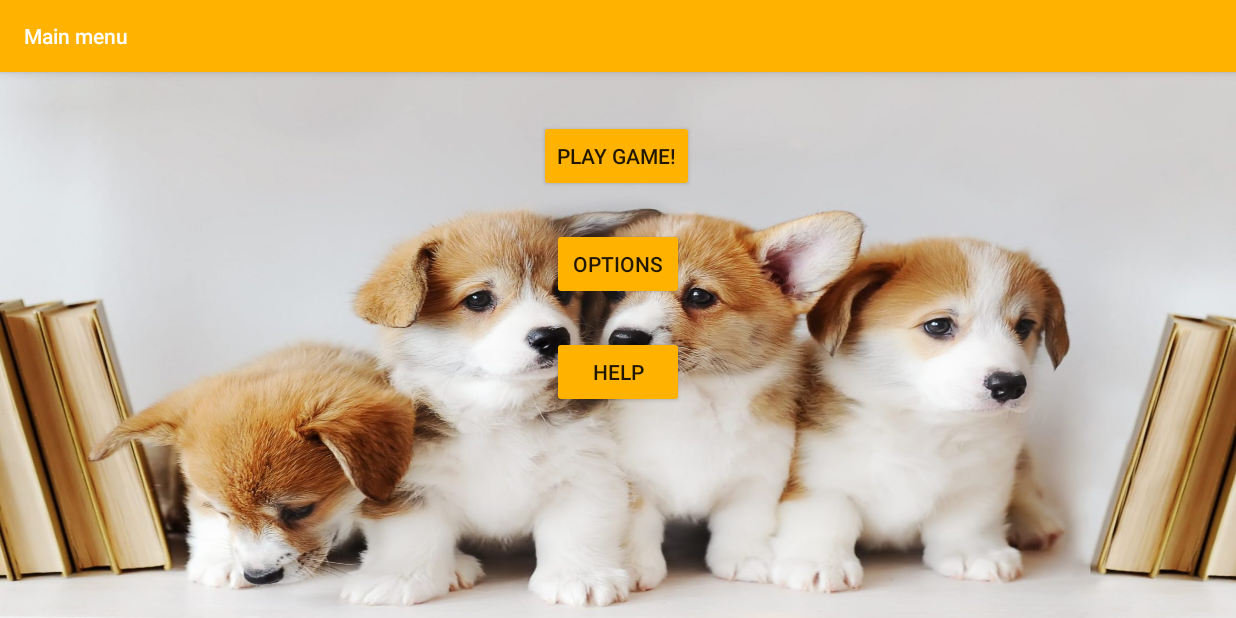
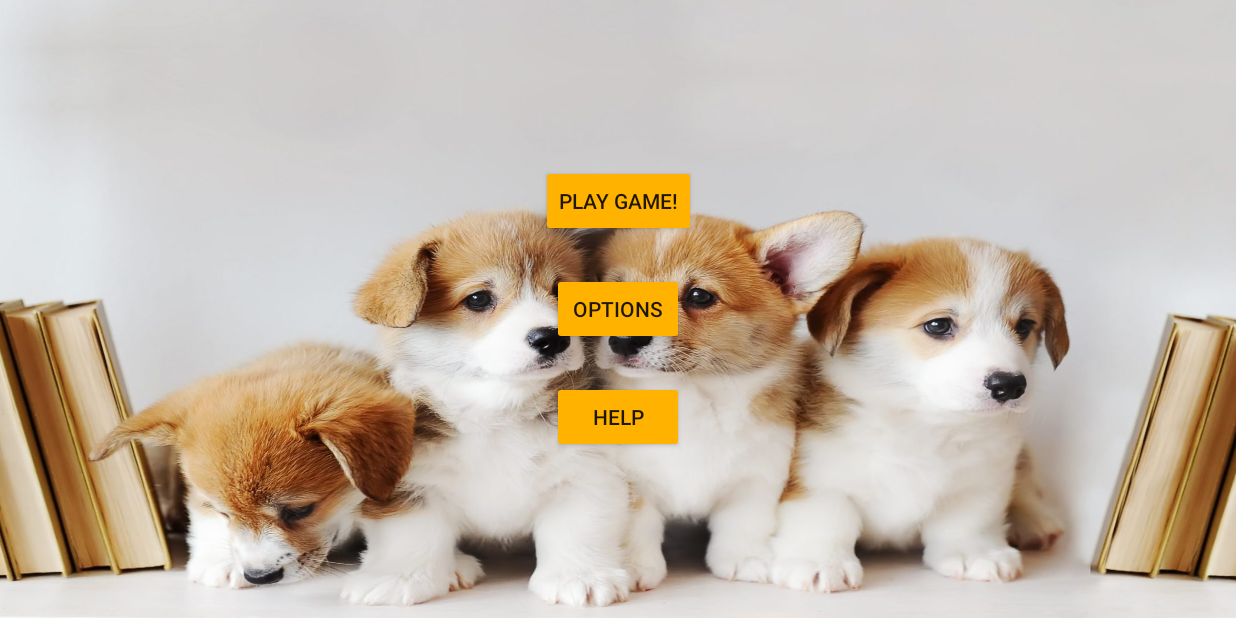
Before and after one commit to jt1400/Puppy-Finder-Game, an Android app: the MainMenu screen opened directly, with no data from a screen before it, on a phone screen of 824 x 412 dp (held sideways). Run offline under Robolectric (Android 15) with nearby library versions, the phone set to English and light mode, and no system bars.

Commit message:
[pair: jta189 & natran] Remove app bar from Main Menu Activity and Option Activitiy

```diff
--- a/app/src/main/java/ca/cmpt276/as3/GameScreenActivity.java
+++ b/app/src/main/java/ca/cmpt276/as3/GameScreenActivity.java
@@ -94,6 +94,7 @@ public class GameScreenActivity extends AppCompatActivity {
             //add vibration
             Vibrator v = (Vibrator) getSystemService(VIBRATOR_SERVICE);
             long[] pattern = {150,100, 200, 200, 150};
+
             //vibrate for 500 ms
             if(Build.VERSION.SDK_INT >= Build.VERSION_CODES.O){
                 v.vibrate(VibrationEffect.createWaveform(pattern, -1));
@@ -151,7 +152,7 @@ public class GameScreenActivity extends AppCompatActivity {
                     v.vibrate(VibrationEffect.createOneShot(400, 75));
                 }
                 else {
-                    v.vibrate(500);
+                    v.vibrate(400);
                 }
 
                 int scanResult = game.scanTile(row, col);
--- a/app/src/main/res/layout/activity_main_menu.xml
+++ b/app/src/main/res/layout/activity_main_menu.xml
@@ -4,53 +4,31 @@
     xmlns:tools="http://schemas.android.com/tools"
     android:layout_width="match_parent"
     android:layout_height="match_parent"
-    tools:context=".MainMenu"
-    android:background="@drawable/puppiesandbooks">
+    android:background="@drawable/puppiesandbooks"
+    tools:context=".MainMenu">
 
-    <com.google.android.material.appbar.AppBarLayout
-        android:id="@+id/appBarLayout2"
-        android:layout_width="0dp"
-        android:layout_height="wrap_content"
-        android:theme="@style/Theme.As3"
-        app:layout_constraintEnd_toEndOf="parent"
-        app:layout_constraintStart_toStartOf="parent"
-        app:layout_constraintTop_toTopOf="parent"
-        app:theme="@style/ThemeOverlay.AppCompat.Dark"
-        tools:visibility="visible">
-
-        <androidx.appcompat.widget.Toolbar
-            android:id="@+id/toolbar1"
-            android:layout_width="match_parent"
-            android:layout_height="match_parent"
-            android:background="#FFB300"
-            android:visibility="visible"
-            app:popupTheme="@style/Theme.As3"
-            app:title="@string/main_menu"
-            app:titleTextColor="#FFFFFF" />
-    </com.google.android.material.appbar.AppBarLayout>
 
     <Button
         android:id="@+id/buttonPlayGame"
         android:layout_width="wrap_content"
         android:layout_height="wrap_content"
-        android:layout_marginTop="32dp"
+        android:layout_marginBottom="24dp"
         android:backgroundTint="#FFB300"
         android:text="Play game!"
+        app:layout_constraintBottom_toTopOf="@+id/buttonOptions"
         app:layout_constraintEnd_toEndOf="parent"
-        app:layout_constraintHorizontal_bias="0.499"
-        app:layout_constraintStart_toStartOf="parent"
-        app:layout_constraintTop_toBottomOf="@+id/appBarLayout2" />
+        app:layout_constraintStart_toStartOf="parent" />
 
     <Button
         android:id="@+id/buttonOptions"
         android:layout_width="wrap_content"
         android:layout_height="wrap_content"
-        android:layout_marginTop="24dp"
         android:backgroundTint="#FFB300"
         android:text="Options"
+        app:layout_constraintBottom_toBottomOf="parent"
         app:layout_constraintEnd_toEndOf="parent"
         app:layout_constraintStart_toStartOf="parent"
-        app:layout_constraintTop_toBottomOf="@+id/buttonPlayGame" />
+        app:layout_constraintTop_toTopOf="parent" />
 
     <Button
         android:id="@+id/buttonHelp"
```
Also changed, not shown: app/src/main/res/layout/activity_help.xml (+15 -4 lines), app/src/main/res/layout/activity_options.xml (+8 -28 lines).
